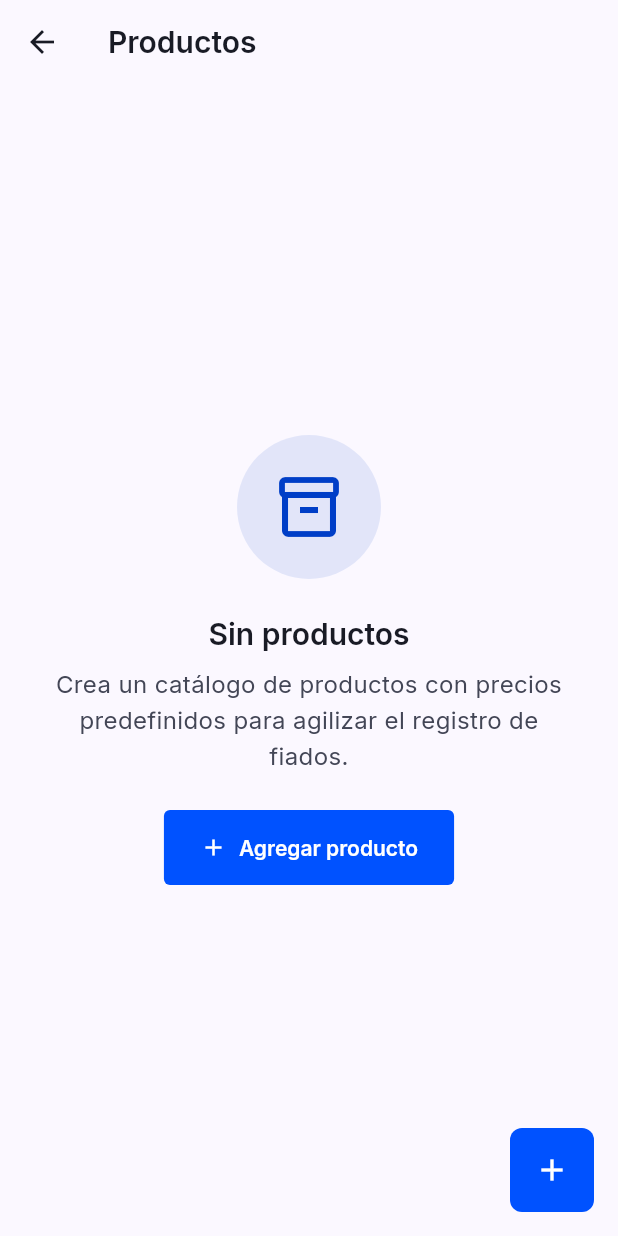
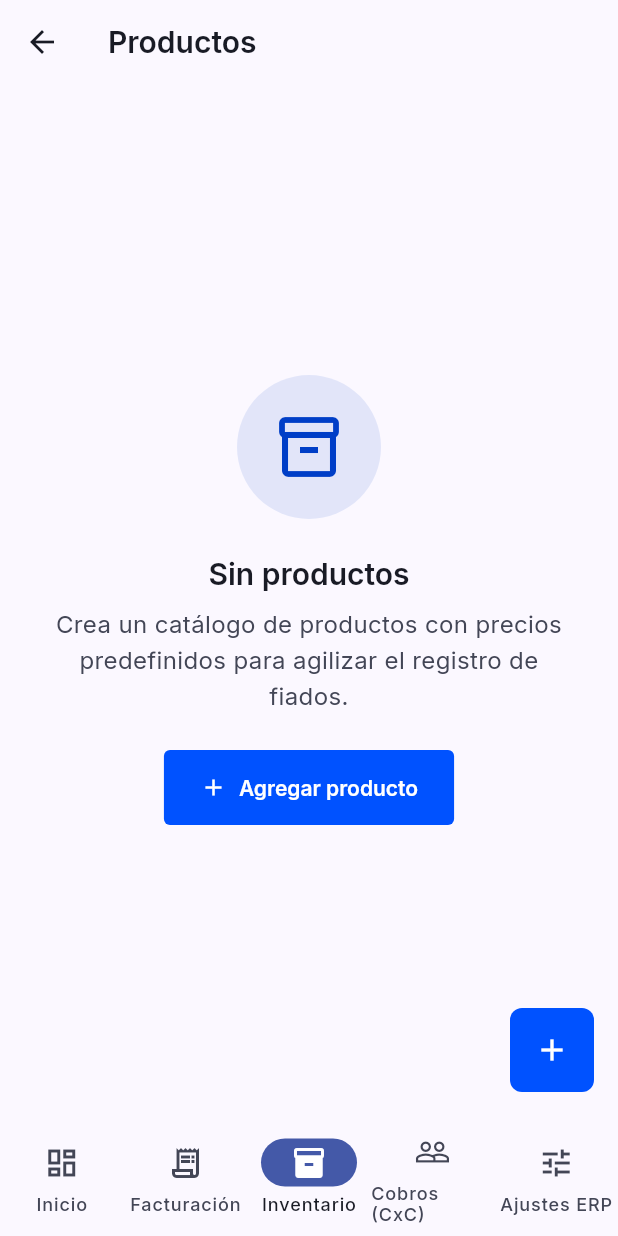
Before and after one commit to code-rmendoza/CuentasClaras, a Flutter app: the screen it shows after launch, after a tap on "Productos", on a phone screen of 412 x 824 dp. Run offline on Flutter 3.47's test engine with Material 3 defaults, Android fonts, the phone set to English and light mode, and no system bars; our stand-ins replace csv, drift, firebase_core, flutter_riverpod, flutter_secure_storage, go_router and 2 more; accounts and stored records are empty; generated files the repository leaves out were written again.

Commit message:
refactor: Evolución completa de la interfaz a Mini ERP Comercial (Navegación inferior de 5 pestañas)

```diff
--- a/lib/core/constants/app_constants.dart
+++ b/lib/core/constants/app_constants.dart
@@ -6,7 +6,7 @@ class AppConstants {
   static const String appName = 'CuentasClaras';
   static const String appVersion = '0.1.0';
   static const String appDescription =
-      'Gestión de fiados para comerciantes';
+      'CuentasClaras - Sistema Mini ERP Comercial Multimoneda';
 
   // ── Database ──────────────────────────────────────────────
   static const String databaseName = 'cuentas_claras.db';
--- a/lib/core/router/app_router.dart
+++ b/lib/core/router/app_router.dart
@@ -6,7 +6,6 @@ import '../../features/clients/client_detail_screen.dart';
 import '../../features/debts/register_debt_screen.dart';
 import '../../features/debts/register_payment_screen.dart';
 import '../../features/products/products_screen.dart';
-import '../../features/reports/reports_screen.dart';
 import '../../features/export/export_screen.dart';
 import '../../features/settings/settings_screen.dart';
 import '../../features/onboarding/business_onboarding_screen.dart';
@@ -75,17 +74,24 @@ class AppRouter {
             ),
           ),
           GoRoute(
+            path: invoices,
+            name: 'invoices',
+            pageBuilder: (context, state) => const NoTransitionPage(
+              child: InvoicesListScreen(),
+            ),
+          ),
+          GoRoute(
+            path: products,
+            name: 'products',
+            pageBuilder: (context, state) => const NoTransitionPage(
+              child: ProductsScreen(),
+            ),
+          ),
+          GoRoute(
             path: clients,
             name: 'clients',
             pageBuilder: (context, state) => const NoTransitionPage(
               child: ClientsScreen(),
-            ),
-          ),
-          GoRoute(
-            path: reports,
-            name: 'reports',
-            pageBuilder: (context, state) => const NoTransitionPage(
-              child: ReportsScreen(),
             ),
           ),
           GoRoute(
@@ -253,9 +259,10 @@ class MainShell extends StatelessWidget {
   static int _calculateSelectedIndex(BuildContext context) {
     final location = GoRouterState.of(context).uri.path;
     if (location == AppRouter.home) return 0;
-    if (location.startsWith('/clients')) return 1;
-    if (location.startsWith('/reports')) return 2;
-    if (location.startsWith('/settings')) return 3;
+    if (location.startsWith('/invoices')) return 1;
+    if (location.startsWith('/products')) return 2;
+    if (location.startsWith('/clients')) return 3;
+    if (location.startsWith('/settings')) return 4;
     return 0;
   }
 
@@ -272,10 +279,12 @@ class MainShell extends StatelessWidget {
             case 0:
               context.go(AppRouter.home);
             case 1:
+              context.go(AppRouter.invoices);
+            case 2:
+              context.go(AppRouter.products);
+            case 3:
               context.go(AppRouter.clients);
-            case 2:
-              context.go(AppRouter.reports);
-            case 3:
+            case 4:
               context.go(AppRouter.settings);
           }
         },
@@ -286,19 +295,24 @@ class MainShell extends StatelessWidget {
             label: 'Inicio',
           ),
           NavigationDestination(
+            icon: Icon(Icons.receipt_long_outlined),
+            selectedIcon: Icon(Icons.receipt_long),
+            label: 'Facturación',
+          ),
+          NavigationDestination(
+            icon: Icon(Icons.inventory_2_outlined),
+            selectedIcon: Icon(Icons.inventory_2),
+            label: 'Inventario',
+          ),
+          NavigationDestination(
             icon: Icon(Icons.people_outline),
             selectedIcon: Icon(Icons.people),
-            label: 'Clientes',
+            label: 'Cobros (CxC)',
           ),
           NavigationDestination(
-            icon: Icon(Icons.bar_chart_outlined),
-            selectedIcon: Icon(Icons.bar_chart),
-            label: 'Reportes',
-          ),
-          NavigationDestination(
-            icon: Icon(Icons.settings_outlined),
-            selectedIcon: Icon(Icons.settings),
-            label: 'Ajustes',
+            icon: Icon(Icons.tune_outlined),
+            selectedIcon: Icon(Icons.tune),
+            label: 'Ajustes ERP',
           ),
         ],
       ),
```
